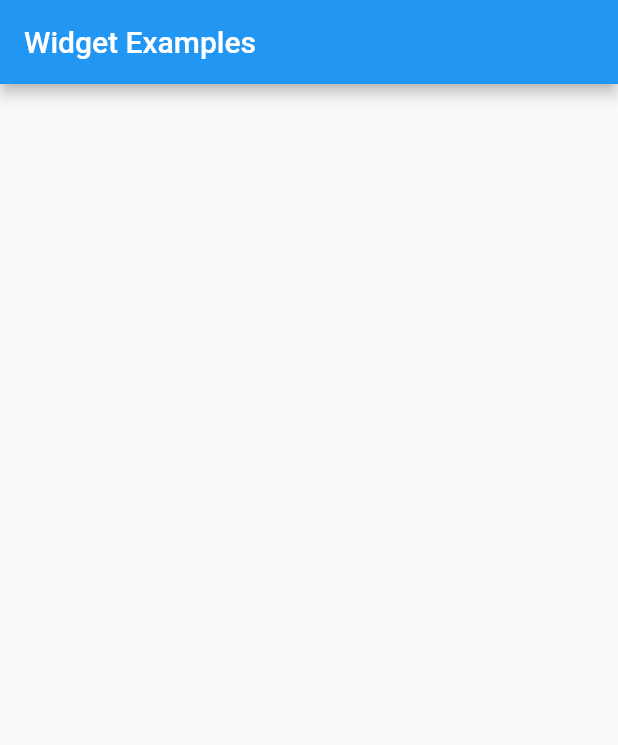
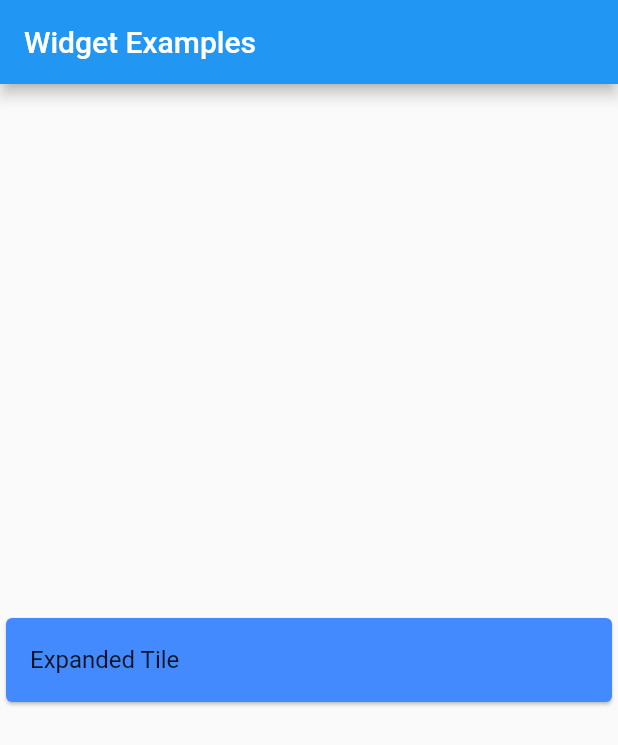
Before and after one commit to ThomasLilley/Flutter_widget_examples, a Flutter app: the screen it shows after launch, on a phone screen of 412 x 824 dp. Shown: the top 745 px of the screen. Run offline on Flutter 3.47's test engine with Material 2 defaults, Android fonts, the phone set to English and light mode, and no system bars; our stand-ins replace get.

Commit message:
added get

```diff
--- a/lib/main.dart
+++ b/lib/main.dart
@@ -1,4 +1,6 @@
 import 'package:flutter/material.dart';
+import 'package:get/get.dart';
+import 'package:widget_examples/Views/expandedTileExample.dart';
 
 void main() => runApp(MyApp());
 
@@ -6,7 +8,7 @@ class MyApp extends StatelessWidget {
   // This widget is the root of your application.
   @override
   Widget build(BuildContext context) {
-    return MaterialApp(
+    return GetMaterialApp(
       title: 'Widget Examples',
       theme: ThemeData(
         // This is the theme of your application.
@@ -60,7 +62,14 @@ class _MyHomePageState extends State<MyHomePage> {
         child: Column(
           mainAxisAlignment: MainAxisAlignment.center,
           children: <Widget>[
-
+            Card(
+              color: Colors.blueAccent,
+              child: ListTile(
+                title: Text("Expanded Tile"),
+                onTap: () =>
+                    Get.to(ExpandedTileExample(), transition: Transition.native),
+              ),
+            )
           ],
         ),
       ),
```
Also changed, not shown: lib/Views/expandedTileExample.dart (added, +18 -0 lines), pubspec.yaml (+5 -3 lines), pubspec.lock, 2 other files.
